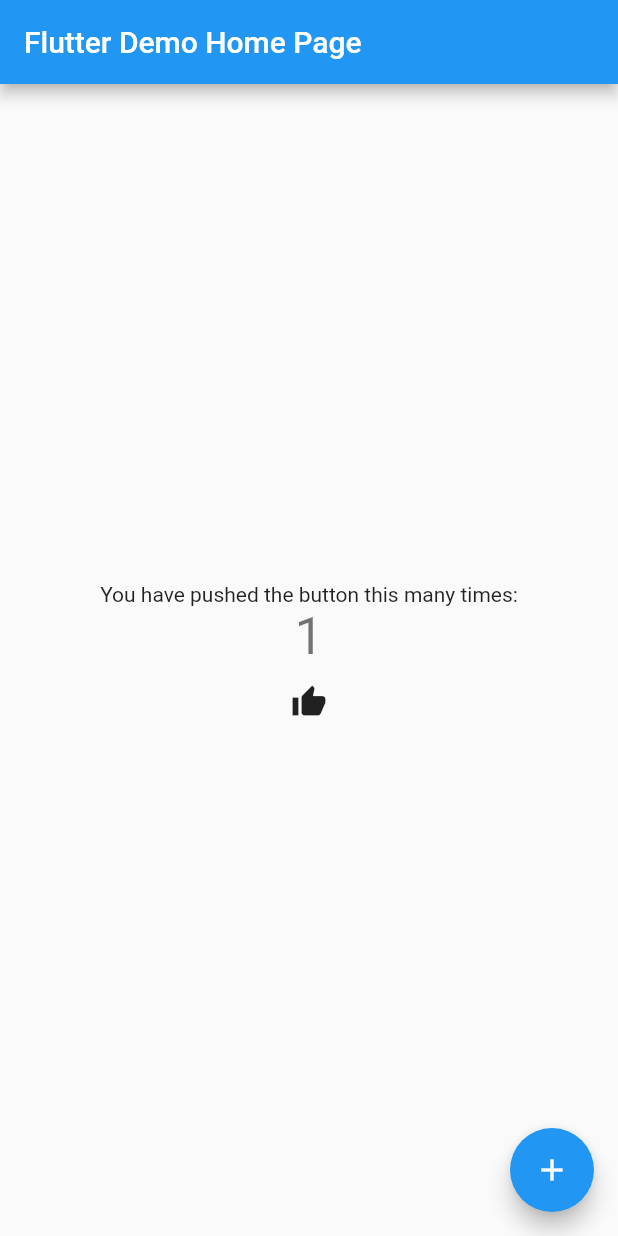
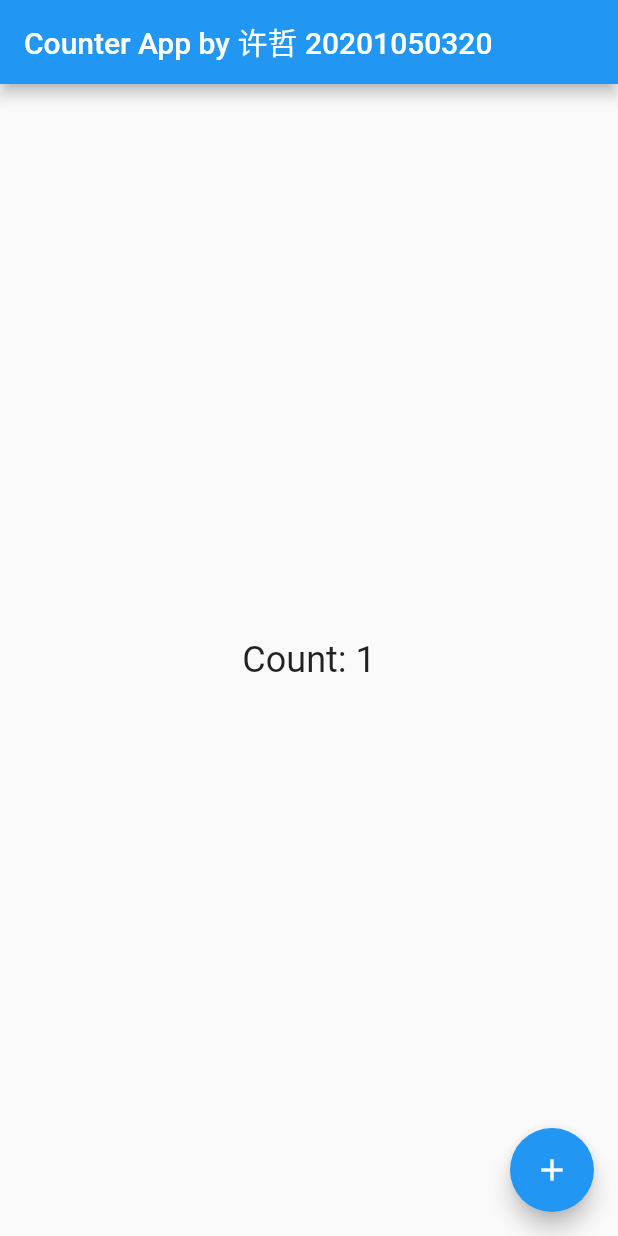
Before and after one commit to haishengbao/my_flutter_counter, a Flutter app: the screen it shows after launch, after a tap on the "add" icon, on a phone screen of 412 x 824 dp. Run offline on Flutter 3.47's test engine with Material 2 defaults, Android fonts, the phone set to English and light mode, and no system bars.

Commit message:
修改一下

```diff
--- a/lib/main.dart
+++ b/lib/main.dart
@@ -1,119 +1,47 @@
 import 'package:flutter/material.dart';
 
 void main() {
-  runApp(const MyApp());
+  runApp(MyApp());
 }
 
 class MyApp extends StatelessWidget {
-  const MyApp({Key? key}) : super(key: key);
-
-  // This widget is the root of your application.
   @override
   Widget build(BuildContext context) {
     return MaterialApp(
-      title: 'Flutter Demo',
-      theme: ThemeData(
-        // This is the theme of your application.
-        //
-        // Try running your application with "flutter run". You'll see the
-        // application has a blue toolbar. Then, without quitting the app, try
-        // changing the primarySwatch below to Colors.green and then invoke
-        // "hot reload" (press "r" in the console where you ran "flutter run",
-        // or simply save your changes to "hot reload" in a Flutter IDE).
-        // Notice that the counter didn't reset back to zero; the application
-        // is not restarted.
-        primarySwatch: Colors.blue,
-      ),
-      home: const MyHomePage(title: 'Flutter Demo Home Page'),
+      title: 'Counter App',
+      home: CounterPage(),
     );
   }
 }
 
-class MyHomePage extends StatefulWidget {
-  const MyHomePage({Key? key, required this.title}) : super(key: key);
-
-  // This widget is the home page of your application. It is stateful, meaning
-  // that it has a State object (defined below) that contains fields that affect
-  // how it looks.
-
-  // This class is the configuration for the state. It holds the values (in this
-  // case the title) provided by the parent (in this case the App widget) and
-  // used by the build method of the State. Fields in a Widget subclass are
-  // always marked "final".
-
-  final String title;
-
+class CounterPage extends StatefulWidget {
   @override
-  State<MyHomePage> createState() => _MyHomePageState();
+  _CounterPageState createState() => _CounterPageState();
 }
 
-class _MyHomePageState extends State<MyHomePage> {
+class _CounterPageState extends State<CounterPage> {
   int _counter = 0;
-
-  void _incrementCounter() {
-    setState(() {
-      // This call to setState tells the Flutter framework that something has
-      // changed in this State, which causes it to rerun the build method below
-      // so that the display can reflect the updated values. If we changed
-      // _counter without calling setState(), then the build method would not be
-      // called again, and so nothing would appear to happen.
-      _counter++;
-    });
-  }
 
   @override
   Widget build(BuildContext context) {
-    // This method is rerun every time setState is called, for instance as done
-    // by the _incrementCounter method above.
-    //
-    // The Flutter framework has been optimized to make rerunning build methods
-    // fast, so that you can just rebuild anything that needs updating rather
-    // than having to individually change instances of widgets.
     return Scaffold(
       appBar: AppBar(
-        // Here we take the value from the MyHomePage object that was created by
-        // the App.build method, and use it to set our appbar title.
-        title: Text(widget.title),
+        title: Text('Counter App by 许哲 20201050320'),
       ),
       body: Center(
-        // Center is a layout widget. It takes a single child and positions it
-        // in the middle of the parent.
-        child: Column(
-          // Column is also a layout widget. It takes a list of children and
-          // arranges them vertically. By default, it sizes itself to fit its
-          // children horizontally, and tries to be as tall as its parent.
-          //
-          // Invoke "debug painting" (press "p" in the console, choose the
-          // "Toggle Debug Paint" action from the Flutter Inspector in Android
-          // Studio, or the "Toggle Debug Paint" command in Visual Studio Code)
-          // to see the wireframe for each widget.
-          //
-          // Column has various properties to control how it sizes itself and
-          // how it positions its children. Here we use mainAxisAlignment to
-          // center the children vertically; the main axis here is the vertical
-          // axis because Columns are vertical (the cross axis would be
-          // horizontal).
-          mainAxisAlignment: MainAxisAlignment.center,
-          children: <Widget>[
-            const Text(
-              'You have pushed the button this many times:',
-            ),
-            Text(
-              '$_counter',
-              style: Theme.of(context).textTheme.headline4,
-            ),
-            IconButton(
-              icon: Icon(Icons.thumb_up),
-              onPressed: () {},
-            )
-          ],
+        child: Text(
+          'Count: $_counter',
+          style: TextStyle(fontSize: 24),
         ),
       ),
       floatingActionButton: FloatingActionButton(
-        onPressed: _incrementCounter,
-        tooltip: 'Increment',
-        child: const Icon(Icons.add),
-      ), // This trailing comma makes auto-formatting nicer for build methods.
+        onPressed: () {
+          setState(() {
+            _counter++;
+          });
+        },
+        child: Icon(Icons.add),
+      ),
     );
   }
 }
```
